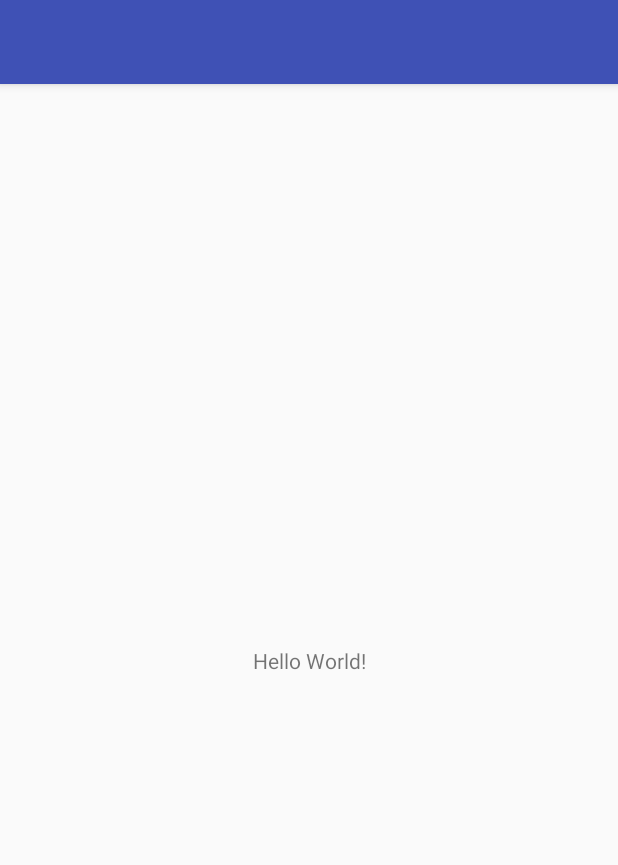
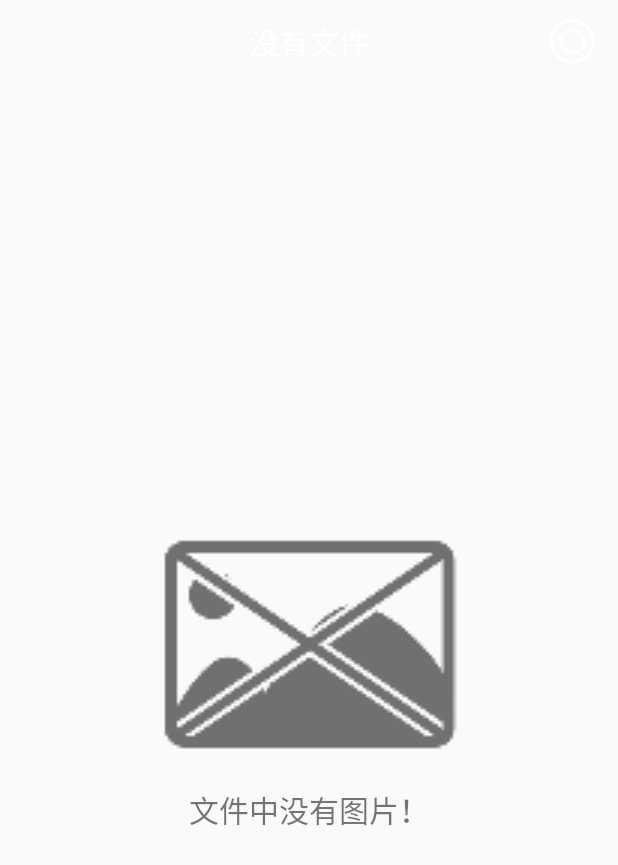
Before and after one commit to yourback/FileListDemo, an Android app: the screen it shows after launch (MainActivity), on a phone screen of 412 x 824 dp. Shown: the top 865 px of the screen. Run offline under Robolectric (Android 15) with nearby library versions, the light colour scheme and no system bars; libraries missing offline, so code that uses them is left out: net.lemonsoft.lemonbubble; 2 statements that could not run were skipped.

Commit message:
新建文件出问题

```diff
--- a/app/build.gradle
+++ b/app/build.gradle
@@ -20,13 +20,15 @@ android {
 }
 
 dependencies {
-    implementation fileTree(dir: 'libs', include: ['*.jar'])
+    implementation fileTree(include: ['*.jar'], dir: 'libs')
     implementation 'com.android.support:appcompat-v7:26.1.0'
     implementation 'com.android.support.constraint:constraint-layout:1.0.2'
     testImplementation 'junit:junit:4.12'
     androidTestImplementation 'com.android.support.test:runner:1.0.1'
     androidTestImplementation 'com.android.support.test.espresso:espresso-core:3.0.1'
     compile "org.jetbrains.kotlin:kotlin-stdlib-jre7:$kotlin_version"
+    compile 'com.github.1em0nsOft:LemonBubble4Android:1.0.13'
+    implementation 'com.android.support:recyclerview-v7:26.1.0'
 }
 repositories {
     mavenCentral()
--- a/app/src/main/AndroidManifest.xml
+++ b/app/src/main/AndroidManifest.xml
@@ -2,6 +2,9 @@
 <manifest xmlns:android="http://schemas.android.com/apk/res/android"
     package="gjjzx.com.filelistdemo">
 
+    <uses-permission android:name="android.permission.READ_EXTERNAL_STORAGE"/>
+    <uses-permission android:name="android.permission.WRITE_EXTERNAL_STORAGE"/>
+    <uses-permission android:name="android.permission.MOUNT_UNMOUNT_FILESYSTEMS"/>
     <application
         android:name=".app.MyApplication"
         android:allowBackup="true"
@@ -10,7 +13,7 @@
         android:roundIcon="@mipmap/ic_launcher_round"
         android:supportsRtl="true"
         android:theme="@style/AppTheme">
-        <activity android:name=".MainActivity">
+        <activity android:name=".activity.MainActivity">
             <intent-filter>
                 <action android:name="android.intent.action.MAIN" />
 
--- a/app/src/main/java/gjjzx/com/filelistdemo/BaseActivity.java
+++ b/app/src/main/java/gjjzx/com/filelistdemo/activity/BaseActivity.java
@@ -1,4 +1,4 @@
-package gjjzx.com.filelistdemo;
+package gjjzx.com.filelistdemo.activity;
 
 import android.os.Bundle;
 import android.os.PersistableBundle;
--- /dev/null
+++ b/app/src/main/java/gjjzx/com/filelistdemo/activity/MainActivity.java
@@ -0,0 +1,181 @@
+package gjjzx.com.filelistdemo.activity;
+
+import android.content.pm.PackageManager;
+import android.os.Bundle;
+import android.os.Environment;
+import android.os.Handler;
+import android.os.Message;
+import android.support.annotation.NonNull;
+import android.support.v4.app.ActivityCompat;
+import android.support.v7.widget.LinearLayoutManager;
+import android.support.v7.widget.RecyclerView;
+import android.view.View;
+import android.widget.ImageView;
+import android.widget.LinearLayout;
+import android.widget.TextView;
+
+import net.lemonsoft.lemonbubble.LemonBubble;
+
+import java.io.File;
+
+import gjjzx.com.filelistdemo.R;
+import gjjzx.com.filelistdemo.utils.FileUtil;
+import gjjzx.com.filelistdemo.utils.LogUtil;
+import gjjzx.com.filelistdemo.utils.ToastUtil;
+
+public class MainActivity extends BaseActivity {
+    private static final int WAITING = 10000;
+    private static final int INITFINISH = 10001;
+    //题头部分
+    private TextView tv_title;
+    private ImageView iv_titleRight;
+
+    //列表部分
+    private RecyclerView rv;
+    private RVAdapter rvAdapter;
+
+    //无文件布局
+    private LinearLayout linearLayout_nopic;
+
+    //文件列表list.
+    private String[] fileNames;
+
+
+    private Handler UIhandler = new Handler(new Handler.Callback() {
+        @Override
+        public boolean handleMessage(Message message) {
+            switch (message.what) {
+                case WAITING:
+                    showWaiting((String) message.obj);
+                    break;
+                case INITFINISH:
+                    initView();
+                    showSuccess((String) message.obj);
+                    break;
+                default:
+            }
+            return false;
+        }
+    });
+
+
+    @Override
+    protected void onCreate(Bundle savedInstanceState) {
+        super.onCreate(savedInstanceState);
+        setContentView(R.layout.activity_main);
+        //设置控件
+        findView();
+        //设置需要的监听
+        initListener();
+        //数据初始化，大部分数据都需要开线程去取
+        initData();
+
+        ActivityCompat.requestPermissions(MainActivity.this, new String[]{android
+                .Manifest.permission.WRITE_EXTERNAL_STORAGE}, 1);
+
+    }
+
+    private void initListener() {
+        LogUtil.INSTANCE.e("initListener");
+        FileUtil.setListener(new FileUtil.FileUtilListener() {
+            @Override
+            public void getFileList(String[] strings) {
+                //获得文件列表后的回调方法
+                //刷新列表就行
+                fileNames = strings;
+                rvAdapter.refreshFileNameList(fileNames);
+                Message msg = new Message();
+                msg.what = INITFINISH;
+                msg.obj = "刷新文件列表完毕";
+                UIhandler.sendEmptyMessage(INITFINISH);
+            }
+        });
+    }
+
+    //页面初始化
+    private void initView() {
+        LogUtil.INSTANCE.e("initView");
+        if (fileNames.length == 0) {
+            tv_title.setText("没有文件");
+            linearLayout_nopic.setVisibility(View.VISIBLE);
+        } else {
+            tv_title.setText("文件列表（" + fileNames.length + "）");
+            linearLayout_nopic.setVisibility(View.GONE);
+        }
+    }
+
+
+    private void findView() {
+        LogUtil.INSTANCE.e("findView");
+        //题头
+        tv_title = findViewById(R.id.title_tv);
+        iv_titleRight = findViewById(R.id.title_sync);
+        //recyclerview
+        rv = findViewById(R.id.recycler_view);
+        LinearLayoutManager llm = new LinearLayoutManager(this);
+        rv.setLayoutManager(llm);
+        rvAdapter = new RVAdapter();
+        rv.setAdapter(rvAdapter);
+
+        //nopic
+        linearLayout_nopic = findViewById(R.id.nofile);
+
+
+        iv_titleRight.setOnClickListener(new View.OnClickListener() {
+            @Override
+            public void onClick(View view) {
+                ToastUtil.INSTANCE.show("文件同步");
+            }
+        });
+    }
+
+
+    //开线程初始化文件列表
+    private void initData() {
+        LogUtil.INSTANCE.e("initData");
+        //开启等待
+        Message msg = new Message();
+        msg.what = WAITING;
+        msg.obj = "文件列表初始化中...";
+        UIhandler.sendMessage(msg);
+        new Thread(new Runnable() {
+            @Override
+            public void run() {
+                FileUtil.getFileList();
+            }
+        }).start();
+    }
+
+
+    //显示等待
+    private void showWaiting(String str) {
+        LemonBubble.showRoundProgress(this, str);
+    }
+
+
+    //成功
+    private void showSuccess(String obj) {
+        LemonBubble.showRight(this, obj, 1500);
+    }
+
+    @Override
+    public void onRequestPermissionsResult(int requestCode, @NonNull String[] permissions,
+                                           @NonNull int[] grantResults) {
+        //super.onRequestPermissionsResult(requestCode, permissions, grantResults);
+        switch (requestCode) {
+            case 1:
+                if (grantResults[0] == PackageManager.PERMISSION_GRANTED) {
+                    //创建文件夹
+                    if (Environment.getExternalStorageState().equals(Environment.MEDIA_MOUNTED)) {
+                        File file = new File(Environment.getExternalStorageDirectory() + "/aa/bb/");
+                        if (!file.exists()) {
+                            file.mkdirs();
+                        }
+                    }
+                    break;
+                }
+        }
+    }
+
+
+}
--- /dev/null
+++ b/app/src/main/java/gjjzx/com/filelistdemo/activity/RVAdapter.java
@@ -0,0 +1,52 @@
+package gjjzx.com.filelistdemo.activity;
+
+import android.support.v7.widget.RecyclerView;
+import android.view.LayoutInflater;
+import android.view.View;
+import android.view.ViewGroup;
+import android.widget.TextView;
+
+import gjjzx.com.filelistdemo.R;
+
+/**
+ * Created by PC on 2017/11/13.
+ */
+
+class RVAdapter extends RecyclerView.Adapter<RVAdapter.ViewHolder> {
+
+    private String[] fileNameList;
+
+    public RVAdapter() {
+    }
+
+    public void refreshFileNameList(String[] strings) {
+        fileNameList = strings;
+        notifyDataSetChanged();
+    }
+
+    @Override
+    public ViewHolder onCreateViewHolder(ViewGroup parent, int viewType) {
+        View v = LayoutInflater.from(parent.getContext()).inflate(R.layout.item_adapter, parent, false);
+        return new ViewHolder(v);
+    }
+
+    @Override
+    public void onBindViewHolder(ViewHolder holder, int position) {
+        holder.tv_adapter_fileName.setText(fileNameList[position]);
+    }
+
+    @Override
+    public int getItemCount() {
+        return 0;
+    }
+
+    class ViewHolder extends RecyclerView.ViewHolder {
+
+        TextView tv_adapter_fileName;
+
+        ViewHolder(View itemView) {
+            super(itemView);
+            tv_adapter_fileName = itemView.findViewById(R.id.tv_item);
+        }
+    }
+}
--- a/app/src/main/java/gjjzx/com/filelistdemo/app/MyApplication.java
+++ b/app/src/main/java/gjjzx/com/filelistdemo/app/MyApplication.java
@@ -11,6 +11,8 @@ public class MyApplication extends Application {
 
     //是否打开打印开关
     public static final boolean isLog = true;
+    public static final String DSTIP = "172.19.27.252";
+    public static final int DSTPORT = 7777;
 
     //全局context
     public static Context mContext;
--- /dev/null
+++ b/app/src/main/java/gjjzx/com/filelistdemo/utils/FileUtil.java
@@ -0,0 +1,44 @@
+package gjjzx.com.filelistdemo.utils;
+
+import android.os.Environment;
+
+import java.io.File;
+
+/**
+ * Created by PC on 2017/11/13.
+ */
+
+public class FileUtil {
+    //文件读取与写入
+    private static final String PATH = Environment.getExternalStorageDirectory() + "/file";
+//    private static final String PATH = "/";
+
+    //获得文件夹下的所有那文件名称
+    public static void getFileList() {
+        LogUtil.INSTANCE.e("获得所有文件名称");
+        File file = new File(PATH);
+        //如果文件不存在则新建
+        if (!file.exists())
+            file.mkdirs();
+        //获得list的文件列表
+        if (listener != null) {
+            String[] list = file.list();
+            if (list == null){
+                LogUtil.INSTANCE.e("yes");
+            }
+            listener.getFileList(list);
+        }
+    }
+
+    //接口
+    public interface FileUtilListener {
+        void getFileList(String[] strings);
+
+    }
+
+    private static FileUtilListener listener;
+
+    public static void setListener(FileUtilListener listener) {
+        FileUtil.listener = listener;
+    }
+}
--- a/app/src/main/res/layout/activity_main.xml
+++ b/app/src/main/res/layout/activity_main.xml
@@ -1,18 +1,42 @@
 <?xml version="1.0" encoding="utf-8"?>
-<android.support.constraint.ConstraintLayout xmlns:android="http://schemas.android.com/apk/res/android"
+<LinearLayout xmlns:android="http://schemas.android.com/apk/res/android"
     xmlns:app="http://schemas.android.com/apk/res-auto"
     xmlns:tools="http://schemas.android.com/tools"
     android:layout_width="match_parent"
     android:layout_height="match_parent"
-    tools:context="gjjzx.com.filelistdemo.MainActivity">
+    android:orientation="vertical"
+    tools:context="gjjzx.com.filelistdemo.activity.MainActivity">
 
-    <TextView
-        android:layout_width="wrap_content"
-        android:layout_height="wrap_content"
-        android:text="Hello World!"
-        app:layout_constraintBottom_toBottomOf="parent"
-        app:layout_constraintLeft_toLeftOf="parent"
-        app:layout_constraintRight_toRightOf="parent"
-        app:layout_constraintTop_toTopOf="parent" />
+    <include layout="@layout/title" />
 
-</android.support.constraint.ConstraintLayout>
+    <LinearLayout
+        android:id="@+id/nofile"
+        android:layout_width="match_parent"
+        android:layout_height="match_parent"
+        android:gravity="center"
+        android:orientation="vertical"
+        android:visibility="gone">
+
+        <ImageView
+            android:layout_width="200dp"
+            android:layout_height="200dp"
+            android:src="@mipmap/nopic" />
+
+        <TextView
+            android:layout_width="wrap_content"
+            android:layout_height="wrap_content"
+            android:text="文件中没有图片！"
+            android:textSize="20sp" />
+
+
+    </LinearLayout>
+
+
+    <android.support.v7.widget.RecyclerView
+        android:id="@+id/recycler_view"
+        android:layout_width="match_parent"
+        android:layout_height="match_parent"
+        android:padding="10dp" />
+
+
+</LinearLayout>
--- /dev/null
+++ b/app/src/main/res/layout/title.xml
@@ -0,0 +1,27 @@
+<?xml version="1.0" encoding="utf-8"?>
+<RelativeLayout xmlns:android="http://schemas.android.com/apk/res/android"
+    android:layout_width="match_parent"
+    android:layout_height="?attr/actionBarSize">
+
+    <TextView
+        android:id="@+id/title_tv"
+        android:layout_width="wrap_content"
+        android:layout_height="wrap_content"
+        android:layout_centerInParent="true"
+        android:text="标题"
+        android:textColor="#fff"
+        android:textSize="20sp" />
+
+    <ImageView
+        android:id="@+id/title_sync"
+        android:layout_width="30dp"
+        android:layout_height="30dp"
+        android:layout_alignParentEnd="true"
+        android:layout_alignParentRight="true"
+        android:layout_centerVertical="true"
+        android:layout_marginEnd="15dp"
+        android:layout_marginRight="15dp"
+        android:src="@mipmap/sync" />
+
+
+</RelativeLayout>
--- a/app/src/main/res/values/styles.xml
+++ b/app/src/main/res/values/styles.xml
@@ -1,7 +1,7 @@
 <resources>
 
     <!-- Base application theme. -->
-    <style name="AppTheme" parent="Theme.AppCompat.Light.DarkActionBar">
+    <style name="AppTheme" parent="Theme.AppCompat.Light.NoActionBar">
         <!-- Customize your theme here. -->
         <item name="colorPrimary">@color/colorPrimary</item>
         <item name="colorPrimaryDark">@color/colorPrimaryDark</item>
--- a/build.gradle
+++ b/build.gradle
@@ -1,6 +1,7 @@
 // Top-level build file where you can add configuration options common to all sub-projects/modules.
 
 buildscript {
+    ext.kotlin_version = '1.1.51'
 
     repositories {
         google()
@@ -8,7 +9,7 @@ buildscript {
     }
     dependencies {
         classpath 'com.android.tools.build:gradle:3.0.0'
-
+        classpath "org.jetbrains.kotlin:kotlin-gradle-plugin:$kotlin_version"
 
         // NOTE: Do not place your application dependencies here; they belong
         // in the individual module build.gradle files
@@ -19,6 +20,7 @@ allprojects {
     repositories {
         google()
         jcenter()
+        maven { url 'https://jitpack.io' }
     }
 }
 
```
Also changed, not shown: app/src/main/java/gjjzx/com/filelistdemo/MainActivity.java (deleted, +0 -13 lines), app/src/main/java/gjjzx/com/filelistdemo/utils/SocketUtil.java (+87 -3 lines), app/src/main/res/layout/item_adapter.xml (added, +20 -0 lines), app/src/main/res/mipmap-xxhdpi/nopic.png (added), app/src/main/res/mipmap-xxhdpi/sync.png (added), 1 other file.
